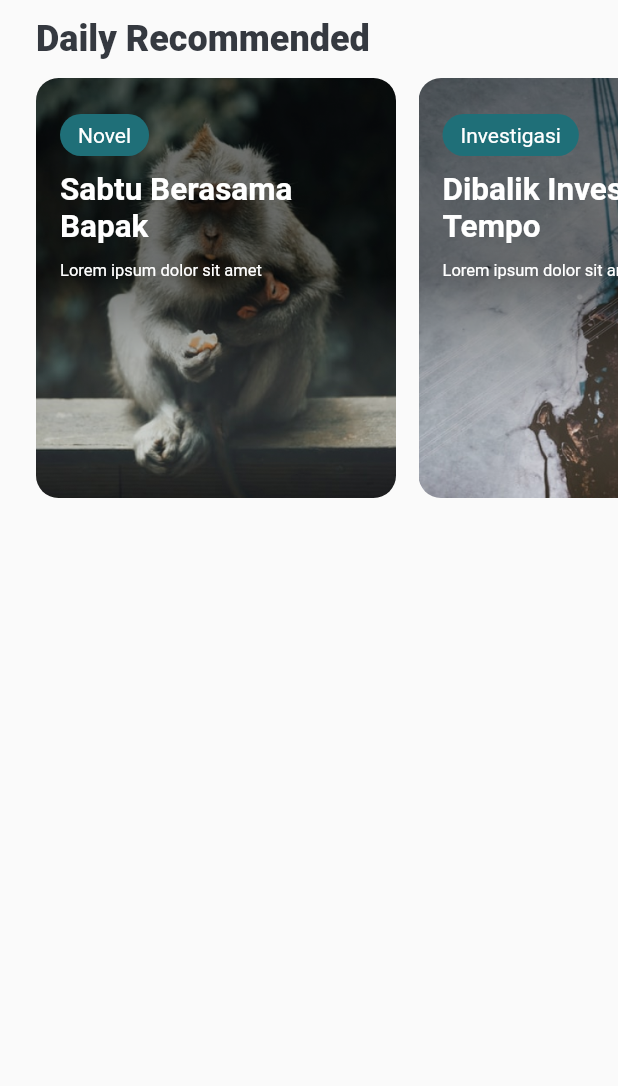
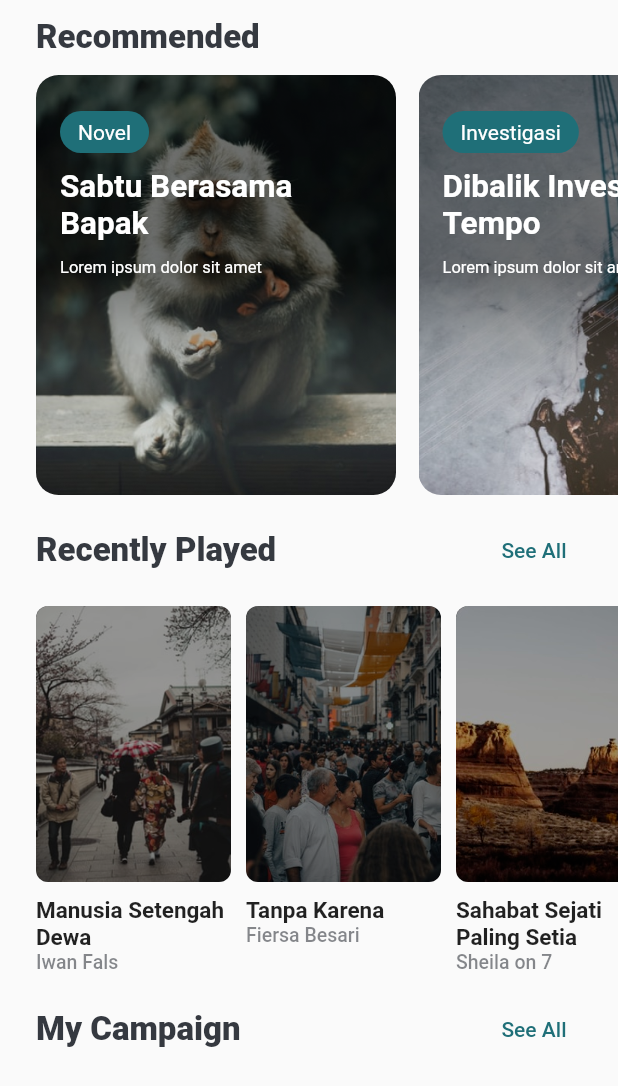
Before and after one commit to Azzamubaidillah/Flutter-UI, a Flutter app: the screen it shows after launch, on a phone screen of 412 x 824 dp. Shown: the top 1086 px of the screen. Run offline on Flutter 3.47's test engine with Material 2 defaults, Android fonts, the phone set to English and light mode, and no system bars; our stand-ins replace flutter_signin_button, flutter_svg, get, line_icons.

Commit message:
recent play section

```diff
--- a/nubook/lib/app/modules/home/views/home_view.dart
+++ b/nubook/lib/app/modules/home/views/home_view.dart
@@ -17,17 +17,7 @@ class HomeView extends GetView<HomeController> {
           child: Column(
             crossAxisAlignment: CrossAxisAlignment.start,
             children: [
-              Padding(
-                padding: const EdgeInsets.symmetric(vertical: kPadding / 2),
-                child: Text(
-                  "Daily Recommended",
-                  style: TextStyle(
-                    fontWeight: FontWeight.w800,
-                    fontSize: 24,
-                    color: kBlack,
-                  ),
-                ),
-              ),
+              Title(title: "Recommended"),
               SingleChildScrollView(
                 scrollDirection: Axis.horizontal,
                 child: Row(
@@ -45,11 +35,141 @@ class HomeView extends GetView<HomeController> {
                       title: "Dibalik Investigasi\nTempo",
                       subtitle: "Lorem ipsum dolor sit amet",
                     ),
+                    SizedBox(width: 15),
                   ],
                 ),
-              )
+              ),
+              TitleWithButton(
+                title: "Recently Played",
+              ),
+              SingleChildScrollView(
+                scrollDirection: Axis.horizontal,
+                child: Row(
+                  crossAxisAlignment: CrossAxisAlignment.start,
+                  children: [
+                    Card(
+                      image: "assets/images/image_3.png",
+                      title: "Manusia Setengah Dewa",
+                      artist: "Iwan Fals",
+                    ),
+                    SizedBox(width: 10),
+                    Card(
+                      image: "assets/images/image_4.png",
+                      title: "Tanpa Karena",
+                      artist: "Fiersa Besari",
+                    ),
+                    SizedBox(width: 10),
+                    Card(
+                      image: "assets/images/image_5.png",
+                      title: "Sahabat Sejati Paling Setia",
+                      artist: "Sheila on 7",
+                    ),
+                    SizedBox(width: 10),
+                  ],
+                ),
+              ),
+              TitleWithButton(
+                title: "My Campaign",
+              ),
             ],
           ),
+        ),
+      ),
+    );
+  }
+}
+
+class Card extends StatelessWidget {
+  const Card({
+    Key? key,
+    required this.image,
+    required this.title,
+    required this.artist,
+  }) : super(key: key);
+
+  final String image, title, artist;
+
+  @override
+  Widget build(BuildContext context) {
+    return SizedBox(
+      width: 130,
+      child: Column(
+        crossAxisAlignment: CrossAxisAlignment.start,
+        children: [
+          ClipRRect(
+            borderRadius: BorderRadius.circular(8),
+            child: Image.asset(
+              image,
+              width: 130,
+            ),
+          ),
+          SizedBox(height: 10),
+          Text(
+            title,
+            style: TextStyle(fontSize: 15, fontWeight: FontWeight.bold),
+          ),
+          Text(
+            artist,
+            style: TextStyle(
+                fontSize: 13,
+                color: kBlack.withOpacity(0.6),
+                fontWeight: FontWeight.w500),
+          )
+        ],
+      ),
+    );
+  }
+}
+
+class TitleWithButton extends StatelessWidget {
+  const TitleWithButton({
+    Key? key,
+    required this.title,
+  }) : super(key: key);
+
+  final String title;
+
+  @override
+  Widget build(BuildContext context) {
+    return Padding(
+      padding:
+          const EdgeInsets.fromLTRB(0, kPadding / 2, kPadding, kPadding / 2),
+      child: Row(
+        mainAxisAlignment: MainAxisAlignment.spaceBetween,
+        children: [
+          Title(title: title),
+          TextButton(
+            onPressed: () {},
+            child: Text(
+              "See All",
+              style: TextStyle(
+                  fontSize: 14, fontWeight: FontWeight.w500, color: kPrimary),
+            ),
+          )
+        ],
+      ),
+    );
+  }
+}
+
+class Title extends StatelessWidget {
+  const Title({
+    Key? key,
+    required this.title,
+  }) : super(key: key);
+
+  final String title;
+
+  @override
+  Widget build(BuildContext context) {
+    return Padding(
+      padding: const EdgeInsets.symmetric(vertical: kPadding / 2),
+      child: Text(
+        title,
+        style: TextStyle(
+          fontWeight: FontWeight.w800,
+          fontSize: 22,
+          color: kBlack,
         ),
       ),
     );
```
Also changed, not shown: nubook/assets/images/image_3.png (added), nubook/assets/images/image_4.png (added), nubook/assets/images/image_5.png (added).
